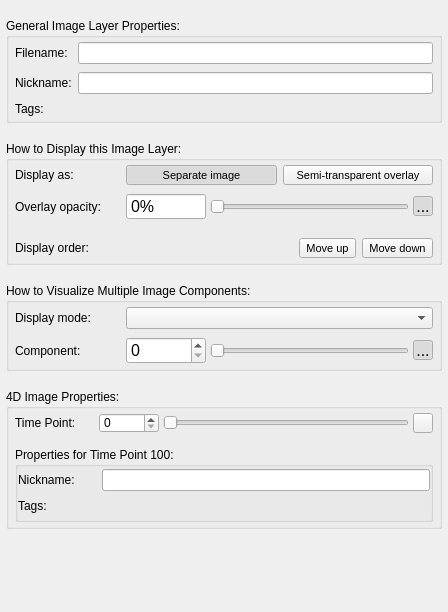
This is GUI/Qt/Components/GeneralLayerInspector.ui in pyushkevich/itksnap as Qt 5 draws it before an edit. The edited form follows.
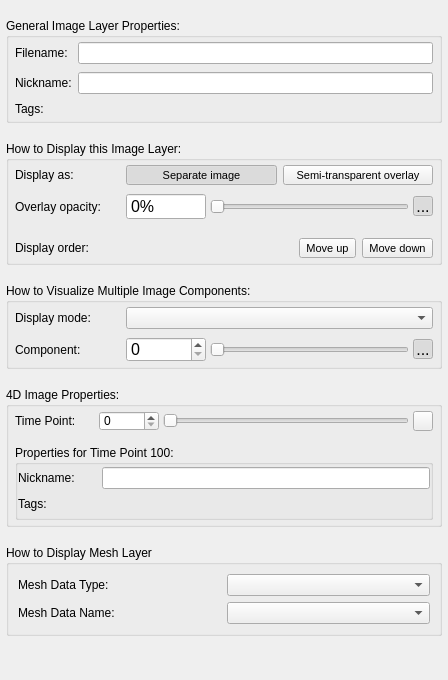
This is the edited form. Icons and pictures are not drawn. Custom widgets are drawn as their Qt base class.

Commit message: czi-70: mesh data type and name combobox

What changed in the file:
```diff
--- a/GUI/Qt/Components/GeneralLayerInspector.ui
+++ b/GUI/Qt/Components/GeneralLayerInspector.ui
@@ -7,7 +7,7 @@
     <x>0</x>
     <y>0</y>
     <width>448</width>
-    <height>612</height>
+    <height>680</height>
    </rect>
   </property>
   <property name="windowTitle">
@@ -846,6 +846,35 @@
      </layout>
     </widget>
    </item>
+   <item>
+    <widget class="QGroupBox" name="grpMesh">
+     <property name="title">
+      <string>How to Display Mesh Layer</string>
+     </property>
+     <layout class="QGridLayout" name="gridLayout_6">
+      <item row="0" column="1">
+       <widget class="QComboBox" name="boxMeshDataType"/>
+      </item>
+      <item row="0" column="0">
+       <widget class="QLabel" name="lblMeshDataType">
+        <property name="text">
+         <string>Mesh Data Type: </string>
+        </property>
+       </widget>
+      </item>
+      <item row="1" column="0">
+       <widget class="QLabel" name="lblMeshDataName">
+        <property name="text">
+         <string>Mesh Data Name:</string>
+        </property>
+       </widget>
+      </item>
+      <item row="1" column="1">
+       <widget class="QComboBox" name="boxMeshDataName"/>
+      </item>
+     </layout>
+    </widget>
+   </item>
    <item>
     <spacer name="verticalSpacer">
      <property name="orientation">
```
The commit also changes 12 other files.
